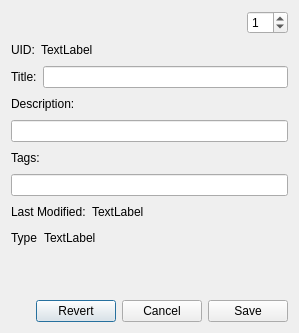
The window that resources/clipdialog.ui (jiakeliu/Cobra) describes before a commit, drawn with Qt 5.
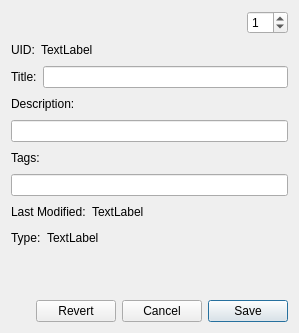
The same window after the commit.

The edit to the form file:
```diff
--- a/resources/clipdialog.ui
+++ b/resources/clipdialog.ui
@@ -208,7 +208,7 @@
      <item>
       <widget class="QLabel" name="label_7">
        <property name="text">
-        <string>Type</string>
+        <string>Type:</string>
        </property>
       </widget>
      </item>
@@ -281,6 +281,9 @@
        <property name="text">
         <string>Save</string>
        </property>
+       <property name="default">
+        <bool>true</bool>
+       </property>
       </widget>
      </item>
     </layout>
```
